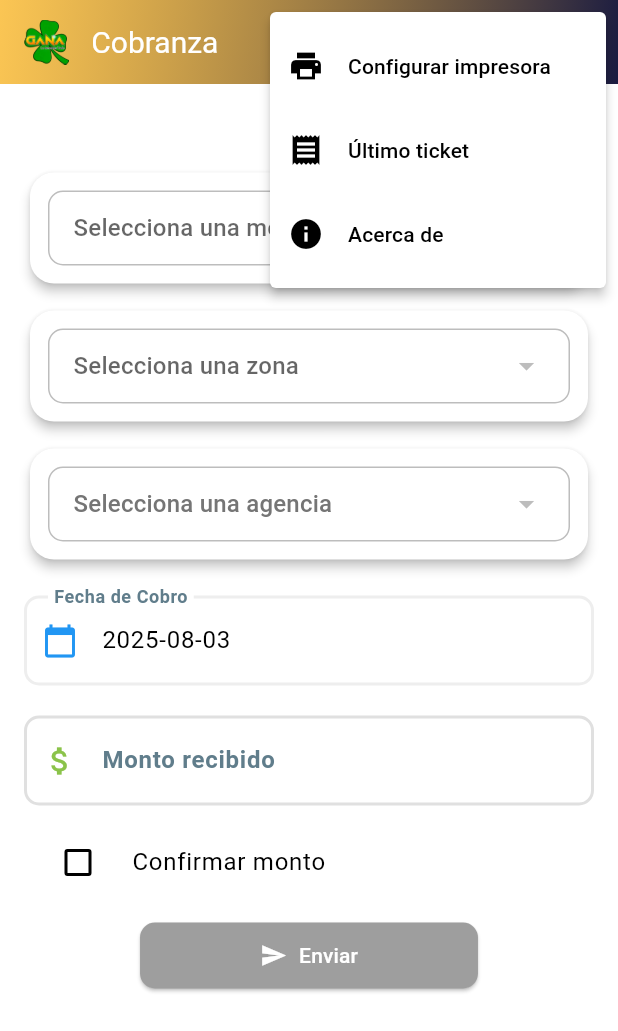
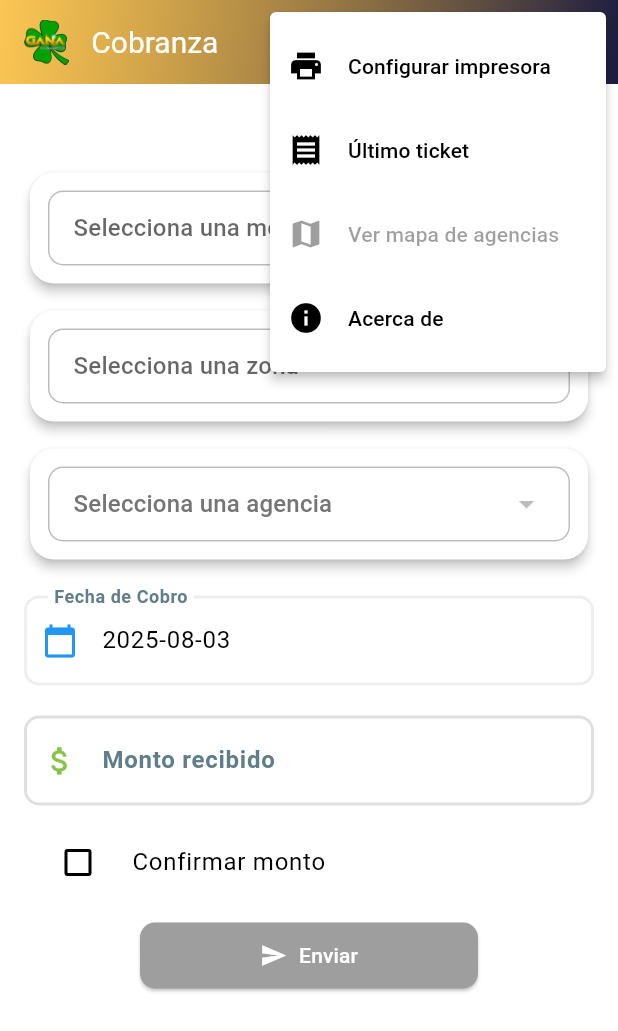
Before and after one commit to Jechf/atenasCobranza, a Flutter app: the HomeScreen screen opened directly with empty values, after a tap on the "more vert" icon, on a phone screen of 412 x 824 dp. Shown: the top 1031 px of the screen. Run offline on Flutter 3.47's test engine with Material 3 defaults, Android fonts, the phone set to English and light mode, and no system bars; our stand-ins replace flutter_image_compress, geolocator, google_maps_flutter, image_picker, permission_handler, shared_preferences; missing offline and left inert: blue_thermal_printer; accounts and stored records are empty; network calls fail; statements that could not run were skipped.

Commit message:
screen mapa de agencias, navegacion en menu, solicitud de lat y long desde api

```diff
--- a/lib/home_screen.dart
+++ b/lib/home_screen.dart
@@ -6,6 +6,7 @@ import 'package:uuid/uuid.dart';
 import 'package:intl/intl.dart';
 import 'package:flutter/material.dart';
 import 'package:http/http.dart' as http;
+import './screens/agencies_map_screen.dart';
 import 'package:geolocator/geolocator.dart';
 import 'package:http_parser/http_parser.dart';
 import 'package:image_picker/image_picker.dart';
@@ -1737,7 +1738,7 @@ class _HomeScreenState extends State<HomeScreen> {
     });
   }
 
-  void _handleMenuSelection(String value) {
+  void _handleMenuSelection(String value) async {
     switch (value) {
       case 'configurar_impresora':
         _showBluetoothConnectionDialog();
@@ -1747,6 +1748,23 @@ class _HomeScreenState extends State<HomeScreen> {
         break;
       case 'ultimo_ticket':
         _mostrarUltimoTicket();
+        break;
+      case 'ver_mapa':
+        if (selectedZonaId == null || agencias.isEmpty) {
+          ScaffoldMessenger.of(context).showSnackBar(
+            const SnackBar(
+              content: Text('Seleccione una zona con agencias primero'),
+            ),
+          );
+          return;
+        }
+
+        Navigator.push(
+          context,
+          MaterialPageRoute(
+            builder: (context) => AgenciesMapScreen(agencies: agencias),
+          ),
+        );
         break;
     }
   }
@@ -1902,15 +1920,12 @@ class _HomeScreenState extends State<HomeScreen> {
           ),
         ),
         actions: [
-          // Botón de menú se mantiene igual
           PopupMenuButton<String>(
             surfaceTintColor: Colors.white,
-            icon: Icon(Icons.more_vert, color: Colors.white),
-            onSelected: (String result) {
-              _handleMenuSelection(result);
-            },
+            icon: const Icon(Icons.more_vert, color: Colors.white),
+            onSelected: _handleMenuSelection,
             itemBuilder:
-                (BuildContext context) => <PopupMenuEntry<String>>[
+                (BuildContext context) => [
                   const PopupMenuItem<String>(
                     value: 'configurar_impresora',
                     child: ListTile(
@@ -1923,6 +1938,14 @@ class _HomeScreenState extends State<HomeScreen> {
                     child: ListTile(
                       leading: Icon(Icons.receipt),
                       title: Text('Último ticket'),
+                    ),
+                  ),
+                  PopupMenuItem<String>(
+                    value: 'ver_mapa',
+                    enabled: selectedZonaId != null && agencias.isNotEmpty,
+                    child: const ListTile(
+                      leading: Icon(Icons.map),
+                      title: Text('Ver mapa de agencias'),
                     ),
                   ),
                   const PopupMenuItem<String>(
--- a/pubspec.yaml
+++ b/pubspec.yaml
@@ -48,6 +48,8 @@ dependencies:
   google_fonts: ^6.2.1
   uuid: ^4.5.1
   url_launcher: ^6.1.11
+  google_maps_flutter: ^2.2.3
+
 
 
 dev_dependencies:
```
Also changed, not shown: lib/screens/agencies_map_screen.dart (added, +128 -0 lines), pubspec.lock, 2 other files.
